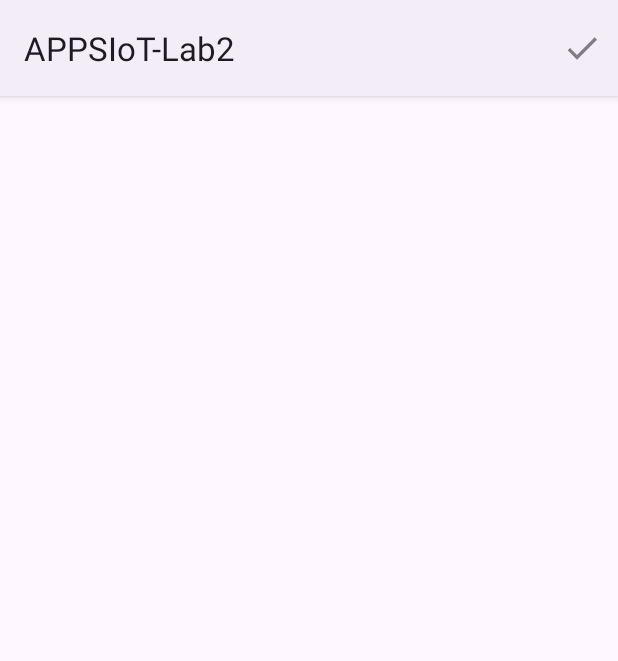
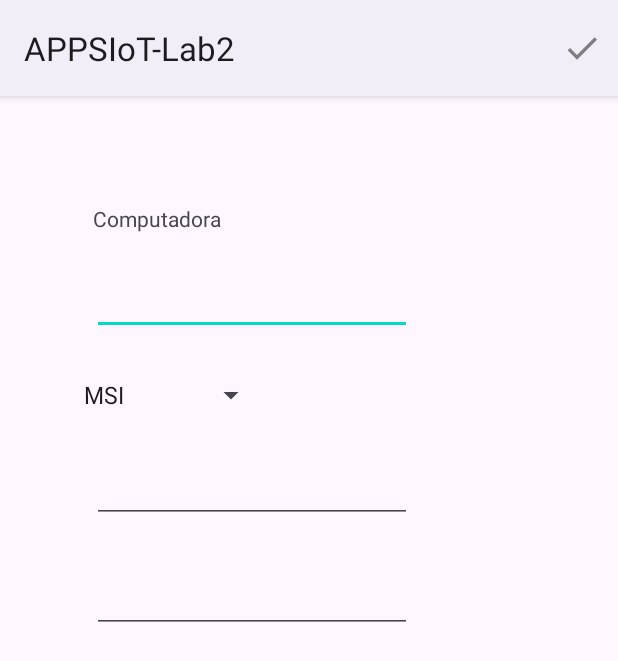
Before and after one commit to angelb5/APPSIoT-Lab2, an Android app: the ComputadoraNuevoActivity screen opened directly, with no data from a screen before it, on a phone screen of 412 x 824 dp. Shown: the top 661 px of the screen. Run offline under Robolectric (Android 15) with nearby library versions, the phone set to English and light mode, and no system bars.

Commit message:
nuevo computadora

```diff
--- a/app/src/main/res/layout/activity_computadora_nuevo.xml
+++ b/app/src/main/res/layout/activity_computadora_nuevo.xml
@@ -6,4 +6,64 @@
     android:layout_height="match_parent"
     tools:context=".Computadora.ComputadoraNuevoActivity">
 
+    <TextView
+        android:id="@+id/tv_title_ncomputadora"
+        android:layout_width="wrap_content"
+        android:layout_height="wrap_content"
+        android:layout_marginTop="72dp"
+        android:text="Computadora"
+        app:layout_constraintEnd_toEndOf="parent"
+        app:layout_constraintHorizontal_bias="0.189"
+        app:layout_constraintStart_toStartOf="parent"
+        app:layout_constraintTop_toTopOf="parent" />
+
+    <Spinner
+        android:id="@+id/spinner_marca_ncomputadora"
+        android:layout_width="wrap_content"
+        android:layout_height="wrap_content"
+        android:layout_marginTop="16dp"
+        android:entries="@array/marcas"
+        android:minHeight="48dp"
+        app:layout_constraintEnd_toEndOf="parent"
+        app:layout_constraintHorizontal_bias="0.17"
+        app:layout_constraintStart_toStartOf="parent"
+        app:layout_constraintTop_toBottomOf="@+id/et_activo_ncompu" />
+
+    <EditText
+        android:id="@+id/et_activo_ncompu"
+        android:layout_width="wrap_content"
+        android:layout_height="wrap_content"
+        android:layout_marginTop="20dp"
+        android:ems="10"
+        android:inputType="textPersonName"
+        android:minHeight="48dp"
+        app:layout_constraintEnd_toEndOf="parent"
+        app:layout_constraintHorizontal_bias="0.308"
+        app:layout_constraintStart_toStartOf="parent"
+        app:layout_constraintTop_toBottomOf="@+id/tv_title_ncomputadora" />
+
+    <EditText
+        android:id="@+id/et_anio_ncompu"
+        android:layout_width="wrap_content"
+        android:layout_height="wrap_content"
+        android:layout_marginTop="16dp"
+        android:ems="10"
+        android:inputType="number"
+        app:layout_constraintEnd_toEndOf="parent"
+        app:layout_constraintHorizontal_bias="0.308"
+        app:layout_constraintStart_toStartOf="parent"
+        app:layout_constraintTop_toBottomOf="@+id/spinner_marca_ncomputadora" />
+
+    <EditText
+        android:id="@+id/et_cpu_ncompu"
+        android:layout_width="wrap_content"
+        android:layout_height="wrap_content"
+        android:layout_marginTop="28dp"
+        android:ems="10"
+        android:inputType="textPersonName"
+        app:layout_constraintEnd_toEndOf="parent"
+        app:layout_constraintHorizontal_bias="0.308"
+        app:layout_constraintStart_toStartOf="parent"
+        app:layout_constraintTop_toBottomOf="@+id/et_anio_ncompu" />
+
 </androidx.constraintlayout.widget.ConstraintLayout>
--- a/app/src/main/res/values/strings.xml
+++ b/app/src/main/res/values/strings.xml
@@ -1,3 +1,14 @@
 <resources>
     <string name="app_name">APPSIoT-Lab2</string>
+    <string-array name="marcas">
+        <item>MSI</item>
+        <item>Asus</item>
+        <item>Lenovo</item>
+        <item>HP</item>
+        <item>Dell</item>
+        <item>Onn</item>
+        <item>Apple</item>
+        <item>Acer</item>
+        <item>Samsung</item>
+    </string-array>
 </resources>
```
Also changed, not shown: app/src/main/java/com/example/appsiot_lab2/Computadora/ComputadoraNuevoActivity.java (+35 -16 lines).
